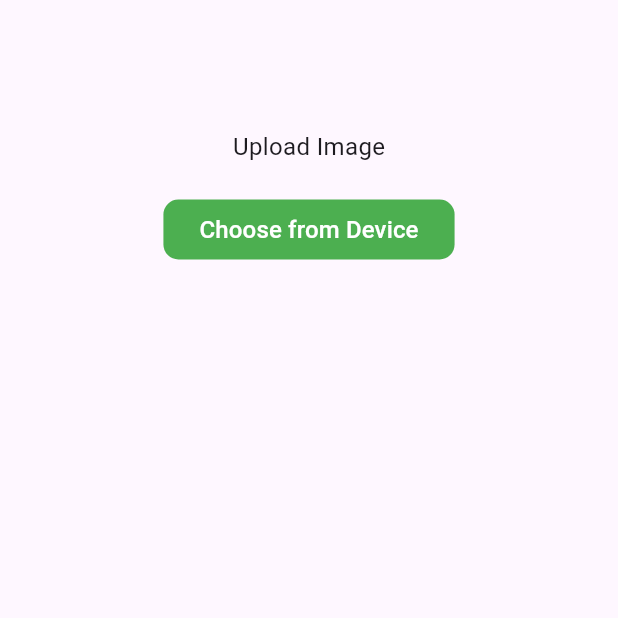
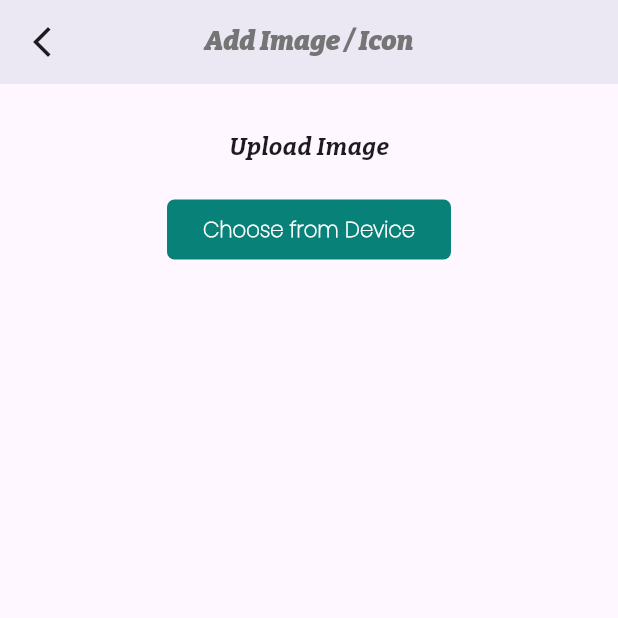
Before and after one commit to iamadya/celebrare, a Flutter app: the screen it shows after launch, on a phone screen of 412 x 824 dp, the top half of it. Run offline on Flutter 3.47's test engine with Material 3 defaults, Android fonts, the phone set to English and light mode, and no system bars; our stand-ins replace image_picker.

Commit message:
fonts edited

```diff
--- a/lib/home_screen/home_screen.dart
+++ b/lib/home_screen/home_screen.dart
@@ -23,7 +23,8 @@ class _HomeScreenState extends State<HomeScreen> {
     if (image != null) {
       setState(() {
         _selectedImage = image;
-        _showSelectedImage = false; // Reset the flag when a new image is selected
+        _showSelectedImage =
+            false; // Reset the flag when a new image is selected
       });
 
       showDialog(
@@ -48,28 +49,29 @@ class _HomeScreenState extends State<HomeScreen> {
                 FilledButton(
                   onPressed: () {
                     setState(() {
-                      _showSelectedImage = true; // Set the flag to true on button press
+                      _showSelectedImage =
+                          true; // Set the flag to true on button press
                     });
                     Navigator.of(context).pop(); // Close the Alert Dialog
                     Navigator.push(
                       context,
                       MaterialPageRoute(
-                        builder: (context) => CameraOperation(imagePath: _selectedImage!.path),
+                        builder: (context) =>
+                            CameraOperation(imagePath: _selectedImage!.path),
                       ),
                     );
-
                   },
                   child: Text(
                     'Use this image',
                     style: TextStyle(
-                      fontSize: 15,
+                      fontSize: 14,
                     ),
                   ),
                   style: ElevatedButton.styleFrom(
-                    backgroundColor: Colors.green,
+                    backgroundColor: Color(0xFF088178),
                     foregroundColor: Colors.white,
                     shape: RoundedRectangleBorder(
-                      borderRadius: BorderRadius.circular(10.0),
+                      borderRadius: BorderRadius.circular(8),
                     ),
                   ),
                 )
@@ -96,32 +98,58 @@ class _HomeScreenState extends State<HomeScreen> {
   Widget build(BuildContext context) {
     return Scaffold(
       appBar: AppBar(
-        //... Your existing app bar code remains unchanged
+        backgroundColor: Colors.white,
+        leading: IconButton(
+          icon: Icon(Icons.arrow_back_ios_new_outlined),
+          onPressed: () {
+            exit(0);
+          },
         ),
-      body: Container(
-        child: Center(
+        title: Text('Add Image / Icon',
+            style: TextStyle(
+                fontFamily: 'Bitter',
+                fontStyle: FontStyle.italic,
+                fontSize: 18,
+                fontWeight: FontWeight.w900,
+                color: Colors.grey[600])),
+        centerTitle: true,
+        elevation: 10,
+      ),
+      body: Center(
         child: Column(
           children: <Widget>[
             SizedBox(height: 30),
-              Text('Upload Image', style: TextStyle(fontSize: 16)),
+            Text('Upload Image',
+                style: TextStyle(
+                    fontSize: 16,
+                    fontFamily: 'Bitter',
+                    fontStyle: FontStyle.italic,
+                    fontWeight: FontWeight.w700)),
             SizedBox(height: 20),
             FilledButton(
               onPressed: () {
                 _openGallery(context);
               },
-                child: Text('Choose from Device', style: TextStyle(fontSize: 16)),
+              child: Text('Choose from Device',
+                  style: TextStyle(
+                    fontSize: 14,
+                    fontFamily: 'Poppins',
+                    fontWeight: FontWeight.w700,
+                    // height: 0.5
+                  )),
               style: ElevatedButton.styleFrom(
-                  backgroundColor: Colors.green,
+                backgroundColor: Color(0xFF088178),
                 foregroundColor: Colors.white,
                 shape: RoundedRectangleBorder(
-                    borderRadius: BorderRadius.circular(10.0),
+                  borderRadius: BorderRadius.circular(5),
                 ),
               ),
             ),
             SizedBox(height: 10),
             if (_selectedImage != null && _showSelectedImage)
               Padding(
-                  padding: const EdgeInsets.symmetric(vertical: 0, horizontal: 20),
+                padding:
+                    const EdgeInsets.symmetric(vertical: 0, horizontal: 20),
                 child: Image.file(
                   File(_selectedImage!.path),
                   height: 400,
@@ -131,7 +159,6 @@ class _HomeScreenState extends State<HomeScreen> {
           ],
         ),
       ),
-      ),
     );
   }
 }
```
Also changed, not shown: lib/camera_operations/camera_operations.dart (+8 -3 lines), pubspec.yaml (+10 -5 lines), assets/fonts/Bitter-Italic-VariableFont_wght.ttf (added), assets/fonts/Bitter-VariableFont_wght.ttf (added), assets/fonts/Poppins-Thin.ttf (added), assets/fonts/Poppins-ThinItalic.ttf (added). Lines whose indentation alone changed are shown as unchanged.
